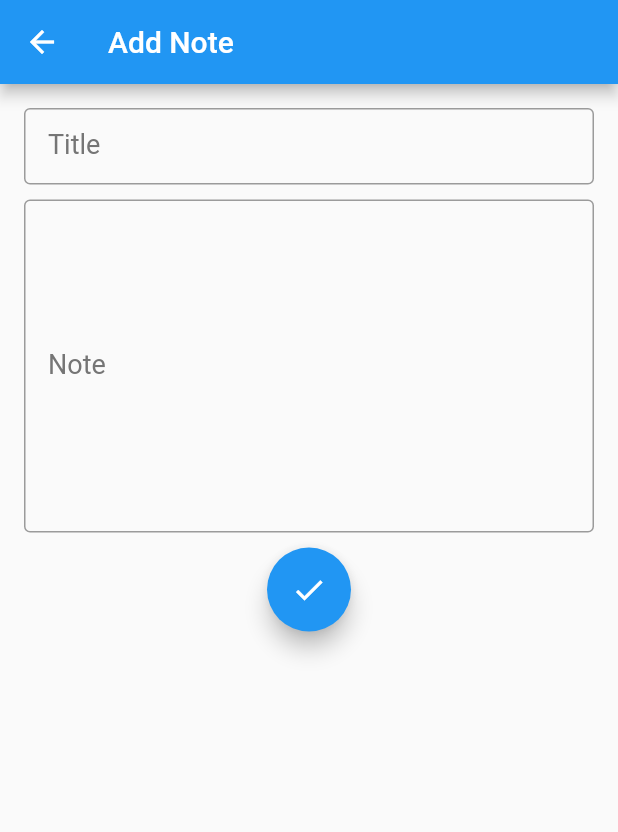
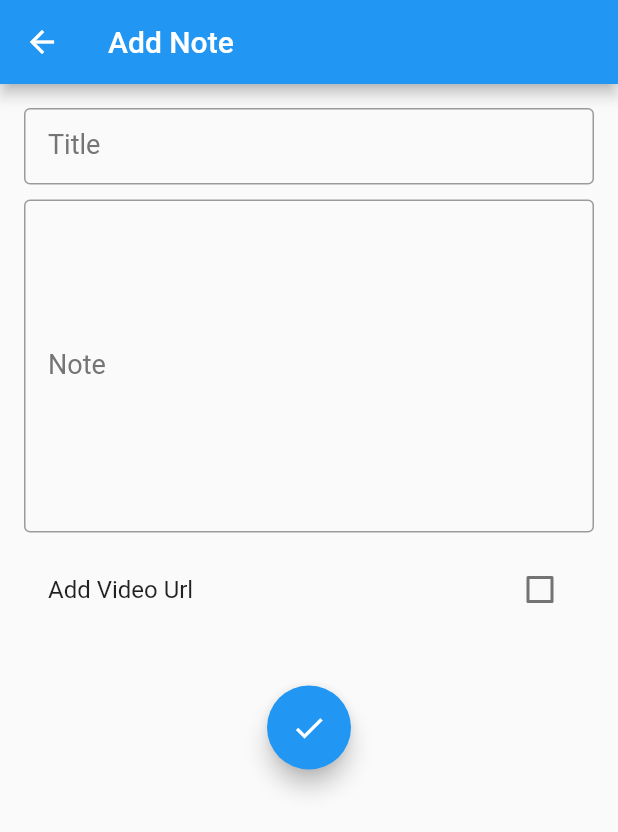
Before and after one commit to banerjeeApurbo2001/BanaoNotes, a Flutter app: the screen it shows after launch, item 2 of the bottom bar chosen, after a tap on the "add" icon, on a phone screen of 412 x 824 dp. Shown: the top 832 px of the screen. Run offline on Flutter 3.47's test engine with Material 2 defaults, Android fonts, the phone set to English and light mode, and no system bars; our stand-ins replace bloc, cloud_firestore, firebase_core, flutter_bloc, sqflite, video_player; accounts and stored records are empty.

Commit message:
Task 2 done - Added video player screen , Added persistency using sqflite , Added snackbars to show alerts when not connected and a few bug fixes done

```diff
--- a/lib/blocs/add_data.dart
+++ b/lib/blocs/add_data.dart
@@ -6,20 +6,34 @@ import 'package:notekeeperatg/repository/FirebaseRepository.dart';
 
 class Add extends Cubit<AddDataFirestoreState> {
   FirebaseRepository repository;
-  Add({@required this.repository}) : super(AddDataFirestoreInitial());
+  Add({@required this.repository}) : super(AddDataFirestoreInitial(false));
 
-  void addData(String title, String note) {
+  void addData(String title, String note, String url) {
+     print(url);
     emit(AddDataFirestoreAdding());
-    repository.addData(title,note).then((value) => emit(AddDataFirestoreAdded(status: value)));
+    repository.addData(title,note,url).then((value) => emit(AddDataFirestoreAdded(status: value)));
+  }
+
+  void setCheckStateChange(bool checkState){
+    print(checkState);
+    emit(AddDataFirestoreInitial(checkState));
   }
 }
 
 @immutable
 abstract class AddDataFirestoreState {}
 
-class AddDataFirestoreInitial extends AddDataFirestoreState {}
+class AddDataFirestoreInitial extends AddDataFirestoreState {
+  final bool checkedState;
+  AddDataFirestoreInitial(this.checkedState);
+}
 class AddDataFirestoreAdding extends AddDataFirestoreState {}
 class AddDataFirestoreAdded extends AddDataFirestoreState {
   final bool status;
   AddDataFirestoreAdded({@required this.status});
 }
+
+class AddDataFirestoreVideoState extends AddDataFirestoreState{
+  final bool checkedState;
+  AddDataFirestoreVideoState(this.checkedState);
+}
--- a/lib/blocs/firestore.dart
+++ b/lib/blocs/firestore.dart
@@ -1,6 +1,8 @@
 import 'package:bloc/bloc.dart';
 import 'package:cloud_firestore/cloud_firestore.dart';
 import 'package:meta/meta.dart';
+import 'package:notekeeperatg/data_provider/DatabaseService.dart';
+import 'package:notekeeperatg/data_provider/InternetService.dart';
 import 'package:notekeeperatg/pojo_model/Note.dart';
 import 'package:notekeeperatg/repository/FirebaseRepository.dart';
 
@@ -10,12 +12,26 @@ class Data extends Cubit<FirestoreDataState> {
 
   void fetchNotDeletedCollections() {
     emit(FirestoreDataLoading());
-    repository.fetchNotDeletedCollections().then((notes)=>emit(FirestoreDataLoaded(notes)));
+    InternetService().checkConnected().then((value)=>{
+      if(value)
+        repository.fetchNotDeletedCollections().then((notes)=>emit(FirestoreDataLoaded(notes)))
+      else{
+        print("finding cache"),
+        DatabaseService.instance.fetchNotDeleted().then((value) => emit(FirestoreDataLoaded(value)))
+      }
+    });
   }
 
   void fetchDeletedCollections() {
     emit(FirestoreDeletedDataLoading());
-    repository.fetchDeletedCollections().then((notes) => emit(FirestoreDataDeletedLoaded(notes)));
+    InternetService().checkConnected().then((value)=>{
+      if(value)
+        repository.fetchDeletedCollections().then((notes) => emit(FirestoreDataDeletedLoaded(notes)))
+      else{
+        print("finding cache"),
+        DatabaseService.instance.fetchDeleted().then((value) => emit(FirestoreDataDeletedLoaded(value)))
+      }
+    });
   }
 }
 
--- /dev/null
+++ b/lib/data_provider/DatabaseService.dart
@@ -0,0 +1,101 @@
+import 'dart:io';
+import 'dart:async';
+import 'package:notekeeperatg/pojo_model/Note.dart';
+import 'package:path_provider/path_provider.dart';
+import 'package:sqflite/sqflite.dart';
+import 'package:path/path.dart';
+
+class DatabaseService {
+
+  final _dbName = "NoteDB.db";
+  final _tableName= "notes";
+
+  DatabaseService.init();
+  static final DatabaseService instance = DatabaseService.init();
+
+  static Database _database;
+
+  Future<Database> get database async{
+    if(_database!=null) return _database;
+    _database =await initDB(_dbName);
+    return _database;
+  }
+
+  Future<Database> initDB(String dbName) async{
+    Directory dir = await getApplicationDocumentsDirectory();
+    String path = join(dir.path,_dbName);
+    print(path);
+    return await openDatabase(path,version: 1,onCreate: _createDB);
+  }
+
+  Future closeDB() async{
+     final db = await instance.database;
+     db.close();
+  }
+
+  Future _createDB(Database db, int version) async{
+    var idType = "TEXT PRIMARY KEY";
+    var textType = "TEXT NOT NULL";
+    var boolType = "BOOLEAN NOT NULL";
+    var urlType = "TEXT";
+    await db.execute(
+      '''
+      CREATE TABLE ${_tableName}_notDeleted(
+        ${NoteFields.id} $idType,
+        ${NoteFields.title} $textType,
+        ${NoteFields.note} $textType,
+        ${NoteFields.deleted} $boolType,
+        ${NoteFields.url} $urlType
+      );
+      '''
+    );
+    await db.execute(
+      '''
+      CREATE TABLE ${_tableName}_Deleted(
+        ${NoteFields.id} $idType,
+        ${NoteFields.title} $textType,
+        ${NoteFields.note} $textType,
+        ${NoteFields.deleted} $boolType,
+        ${NoteFields.url} $urlType
+      );
+      '''
+    );
+  }
+
+  Future<void> insertDeleted(List<Note> notes) async{
+    final db = await instance.database;
+    await db.rawQuery("DELETE FROM ${_tableName}_Deleted");
+    print("Deleted Previous");
+    notes.forEach((note) async{
+      await db.insert("${_tableName}_Deleted", note.toJson());
+    });
+  }
+
+  Future<void> insertNotDeleted(List<Note> notes) async{
+    final db = await instance.database;
+    await db.rawQuery("DELETE FROM ${_tableName}_notDeleted");
+    print("Deleted Previous");
+    notes.forEach((note) async{
+      await db.insert("${_tableName}_notDeleted", note.toJson());
+    });
+  }
+
+
+  Future<List<Note>> fetchNotDeleted() async {
+    final db = await instance.database;
+    List<Map> rawnotes = await db.query("${_tableName}_notDeleted");
+    print(rawnotes);
+    List<Note> notes = rawnotes.map((e) => Note.fromJSON(e)).toList();
+    return notes;
+  }
+  Future<List<Note>> fetchDeleted() async {
+    final db = await instance.database;
+    List<Map> rawnotes = await db.query("${_tableName}_Deleted");
+    print(rawnotes);
+    List<Note> notes = rawnotes.map((e) => Note.fromJSON(e)).toList();
+    return notes;
+  }
+
+
+
+}
--- a/lib/data_provider/FirebaseService.dart
+++ b/lib/data_provider/FirebaseService.dart
@@ -44,7 +44,8 @@ class FirebaseService{
     var p = await reference.add({
       'title':n.title,
       'note':n.description,
-      'deleted':n.deleted
+      'deleted':n.deleted,
+      'url':n.url,
     });
     if(p.id.length>0){
       return true;
--- /dev/null
+++ b/lib/data_provider/InternetService.dart
@@ -0,0 +1,17 @@
+import 'dart:io';
+
+class InternetService{
+  Future<bool> checkConnected() async{
+    try {
+      final result = await InternetAddress.lookup('google.com');
+      if (result.isNotEmpty && result[0].rawAddress.isNotEmpty) {
+        print("Connected");
+        return true;
+      }
+    } on SocketException catch (_) {
+      print("Connection Error:");
+      return false;
+    }
+    return false;
+  }
+}
--- a/lib/main.dart
+++ b/lib/main.dart
@@ -1,3 +1,4 @@
+import 'package:cloud_firestore/cloud_firestore.dart';
 import 'package:firebase_core/firebase_core.dart';
 import 'package:flutter/material.dart';
 import 'package:flutter_bloc/flutter_bloc.dart';
@@ -16,6 +17,7 @@ import 'data_provider/FirebaseService.dart';
 void main() async {
   WidgetsFlutterBinding.ensureInitialized();
   await Firebase.initializeApp();
+  await FirebaseFirestore.instance.clearPersistence();
   runApp(MyApp());
 }
 
--- a/lib/pojo_model/Note.dart
+++ b/lib/pojo_model/Note.dart
@@ -9,18 +9,37 @@ class Note{
   var description;
   bool deleted;
   Timestamp createdAt = Timestamp.now();
+  var url;
 
   Note({
    @required this.id,
    @required this.title,
    @required this.description,
    @required this.deleted,
-    this.createdAt,
+    this.createdAt, this.url
  });
 
-  Note.fromJSON(Map json) :
-        id=json["id"],
-        title=json["title"],
-        description=json["note"],
-        deleted=json["deleted"];
+  Note.fromJSON(Map<String , dynamic> json) {
+    id = json["id"];
+    title=json["title"];
+    description=json["note"];
+    deleted=(json["deleted"].runtimeType==int)?(json["deleted"]==0)?false:true:json["deleted"];
+    url= json["url"];
+  }
+
+  Map<String, Object> toJson()=> {
+    NoteFields.id:id,
+    NoteFields.title:title,
+    NoteFields.note:description,
+    NoteFields.deleted:deleted?1:0,
+    NoteFields.url:url
+  };
 }
+
+class NoteFields{
+  static String id="id";
+  static String title="title";
+  static String note="note";
+  static String deleted="deleted";
+  static String url="url";
+}
--- a/lib/repository/FirebaseRepository.dart
+++ b/lib/repository/FirebaseRepository.dart
@@ -2,6 +2,7 @@ import 'dart:convert';
 
 import 'package:cloud_firestore/cloud_firestore.dart';
 import 'package:flutter/cupertino.dart';
+import 'package:notekeeperatg/data_provider/DatabaseService.dart';
 import 'package:notekeeperatg/data_provider/FirebaseService.dart';
 import 'package:notekeeperatg/pojo_model/Note.dart';
 
@@ -15,12 +16,14 @@ class FirebaseRepository{
     List<Map> rawnotes = await service.fetchNDeleted();
     print(rawnotes);
     notes = rawnotes.map((e) => Note.fromJSON(e)).toList();
+    await DatabaseService.instance.insertNotDeleted(notes);
     return notes;
   }
 
   Future<List<Note>> fetchDeletedCollections() async {
     List<Map> rawnotes = await service.fetchDeleted();
     List<Note> notes = rawnotes.map((e) => Note.fromJSON(e)).toList();
+    await DatabaseService.instance.insertDeleted(notes);
     return notes;
   }
 
@@ -28,8 +31,8 @@ class FirebaseRepository{
     service.deleteCollection(id);
   }
 
-  Future<bool> addData(String title, String note) async {
-    Note n = Note(id: "0", title: title, description: note, deleted: false);
+  Future<bool> addData(String title, String note,String url) async {
+    Note n = Note(id: "0", title: title, description: note, deleted: false, url: url);
     bool p = await service.addData(n);
     return p;
   }
--- a/lib/ui/pages/add_note.dart
+++ b/lib/ui/pages/add_note.dart
@@ -8,7 +8,9 @@ import 'package:provider/provider.dart';
 
 class AddNotePage extends StatelessWidget {
   AddNotePage({Key key}) : super(key: key);
-  TextEditingController title=TextEditingController(),description = TextEditingController();
+  TextEditingController title=TextEditingController(),
+      description = TextEditingController(),
+      url = TextEditingController();
   FirebaseRepository repository = FirebaseRepository(service: FirebaseService(init: "Firebase"));
   // final GlobalKey<FormState> key = GlobalKey<FormState>();
 
@@ -33,6 +35,10 @@ class AddNotePage extends StatelessWidget {
                           _titleText(),
                           SizedBox(height: 10.0,),
                           _noteText(),
+                          SizedBox(height: 10.0,),
+                          _videoCheck(context,state.checkedState),
+                          SizedBox(height: 10.0,),
+                          (state.checkedState)?_urlInput(context):Text(""),
                           SizedBox(height: 10.0,),
                           _submitButton(context)
                         ],
@@ -82,9 +88,22 @@ class AddNotePage extends StatelessWidget {
     );
   }
 
+
+  Widget _urlInput(BuildContext context) {
+    return TextFormField(controller: url,decoration: InputDecoration(border: OutlineInputBorder(),labelText: "Url"),);
+  }
+
   Widget _submitButton(context) {
     return FloatingActionButton(onPressed:(){
-      BlocProvider.of<Add>(context).addData(title.text.toString(),description.text.toString());
+      BlocProvider.of<Add>(context).addData(title.text.toString(),description.text.toString(),url.text.toString());
     }, child: Icon(Icons.check), );
   }
+
+Widget _videoCheck(context,checkedState) {
+  return CheckboxListTile(value: checkedState, onChanged: (checkState){
+    BlocProvider.of<Add>(context).setCheckStateChange(checkState);
+  },title: Text("Add Video Url"),);
 }
+
+
+}
--- a/lib/ui/pages/deleted_notes.dart
+++ b/lib/ui/pages/deleted_notes.dart
@@ -19,7 +19,7 @@ class TrashScreen extends StatelessWidget {
           return ListView.builder(
               itemCount: state.notes.length,
               itemBuilder: (_,index){
-                return NoteItem(note: state.notes[index]);
+                return NoteItem(note: state.notes[index],homeContext: context,);
               }
           );
         }
--- a/lib/ui/pages/note_details.dart
+++ b/lib/ui/pages/note_details.dart
@@ -3,11 +3,16 @@ import 'package:flutter_bloc/flutter_bloc.dart';
 import 'package:notekeeperatg/blocs/delete_data.dart';
 import 'package:notekeeperatg/blocs/firestore.dart';
 import 'package:notekeeperatg/data_provider/FirebaseService.dart';
+import 'package:notekeeperatg/data_provider/InternetService.dart';
 import 'package:notekeeperatg/pojo_model/Note.dart';
 import 'package:notekeeperatg/repository/FirebaseRepository.dart';
+import 'package:notekeeperatg/ui/widgets/dialog._box.dart';
 import 'package:notekeeperatg/ui/widgets/note_item.dart';
 
+import 'VideoPlayerScreen.dart';
+
 class NoteDetailsPage extends StatelessWidget {
+  final GlobalKey<ScaffoldState> scaffoldKey = GlobalKey<ScaffoldState>();
   Note note;
   NoteDetailsPage({Key key, @required this.note}) : super(key: key);
 
@@ -19,6 +24,7 @@ class NoteDetailsPage extends StatelessWidget {
         builder: (context, state) {
           if(state is DeleteDataFirestoreInitial) {
             return Scaffold(
+              key: scaffoldKey,
               appBar: AppBar(title: Text(note.title??""),),
               body: SingleChildScrollView(
                 child: Column(
@@ -36,11 +42,36 @@ class NoteDetailsPage extends StatelessWidget {
                       padding: const EdgeInsets.fromLTRB(16,25,16,25),
                       child: Text(note.description??'', style: TextStyle(fontSize: 20.0),),
                     ),
+                    SizedBox(height: 30.0,),
+                    (note.url != null && note.url.length>0)?Row(
+                      children: <Widget>[
+                        Padding(
+                          padding: const EdgeInsets.fromLTRB(16,0,16,0),
+                          child: Container(child: Text("This note contains a video link !!",style: TextStyle(fontWeight: FontWeight.bold,color: Colors.blueAccent),)),
+                        ),
+                        RaisedButton(onPressed: (){
+                          InternetService().checkConnected().then((value)=>{
+                            if(value)
+                              Navigator.of(context).push(MaterialPageRoute(builder: (context)=>VideoPlayerScreen(url: note.url.toString(),)))
+                            else
+                              scaffoldKey.currentState.showSnackBar(SnackBar(content: Text("You are Not Connected !! \nPlease connect to the internet and try again"), backgroundColor: Colors.red,))
+                          });
+                        }, child: Text("Open Video")),
+                      ],
+                    ):Container(child: Text("No Video Link added !!",style: TextStyle(fontWeight: FontWeight.bold,color: Colors.blueAccent),),),
+
+
                   ],
                 ),
               ),
               floatingActionButton: (!note.deleted)?FloatingActionButton(onPressed: () {
-                BlocProvider.of<Delete>(context).delete(note.id);
+                InternetService().checkConnected().then((value) => {
+                  if(value)
+                    BlocProvider.of<Delete>(context).delete(note.id)
+                  else{
+                    scaffoldKey.currentState.showSnackBar(SnackBar(content: Text("You are Not Connected !! \nPlease connect to the internet and try again"), backgroundColor: Colors.red,))
+                  }
+                });
               },
                 child: Icon(Icons.delete),
 
--- a/lib/ui/pages/notes.dart
+++ b/lib/ui/pages/notes.dart
@@ -4,7 +4,8 @@ import 'package:notekeeperatg/blocs/firestore.dart';
 import 'package:notekeeperatg/ui/widgets/note_item.dart';
 
 class NoteList extends StatelessWidget {
-  NoteList({Key key}) : super(key: key);
+  final BuildContext homeContext;
+  NoteList({Key key,@required this.homeContext}) : super(key: key);
 
   @override
   Widget build(BuildContext context) {
@@ -18,7 +19,7 @@ class NoteList extends StatelessWidget {
           return ListView.builder(
               itemCount: state.notes.length,
               itemBuilder: (_,index){
-                return NoteItem(note: state.notes[index]);
+                return NoteItem(note: state.notes[index],homeContext: homeContext);
               }
           );
         }
--- a/lib/ui/pages/notes_home.dart
+++ b/lib/ui/pages/notes_home.dart
@@ -17,12 +17,12 @@ class NotesHomPage extends StatelessWidget {
       body: BlocBuilder<NavigationCubit,NavigationState>(
           builder:(_,state){
             if(state is NavigationInitial){
-              return NoteList();
+              return NoteList(homeContext: context);
             }
             if(state is NavigationNavigate){
               var index = state.navigationIndex;
               if(index==0){
-                return NoteList();
+                return NoteList(homeContext: context);
               } else if(index==1){
                 return TrashScreen();
               }
--- a/lib/ui/widgets/dialog._box.dart
+++ b/lib/ui/widgets/dialog._box.dart
@@ -1,8 +1,10 @@
 import 'package:flutter/material.dart';
+import 'package:notekeeperatg/blocs/delete_data.dart';
 
 class Alert extends StatelessWidget {
   @override
   Widget build(BuildContext context) {
+    var note;
     return AlertDialog(
       title: Text("Confirm Delete"),
       content: Text("Are you sure you want to delete?"),
@@ -13,7 +15,7 @@ class Alert extends StatelessWidget {
         ),
         FlatButton(
           child: Text("Yes"),
-          onPressed: () => Navigator.pop(context, true),
+          onPressed: () => {},
         ),
       ],
     );
--- a/pubspec.yaml
+++ b/pubspec.yaml
@@ -27,6 +27,9 @@ dependencies:
   flutter_bloc:
   cloud_firestore:
   firebase_core:
+  video_player: ^0.10.11
+  sqflite:
+  path_provider:
 
 
   # The following adds the Cupertino Icons font to your application.
```
Also changed, not shown: lib/blocs/video_player.dart (added, +19 -0 lines), lib/ui/pages/VideoPlayerScreen.dart (added, +65 -0 lines), lib/ui/widgets/note_item.dart (+3 -7 lines), pubspec.lock, 2 other files.
